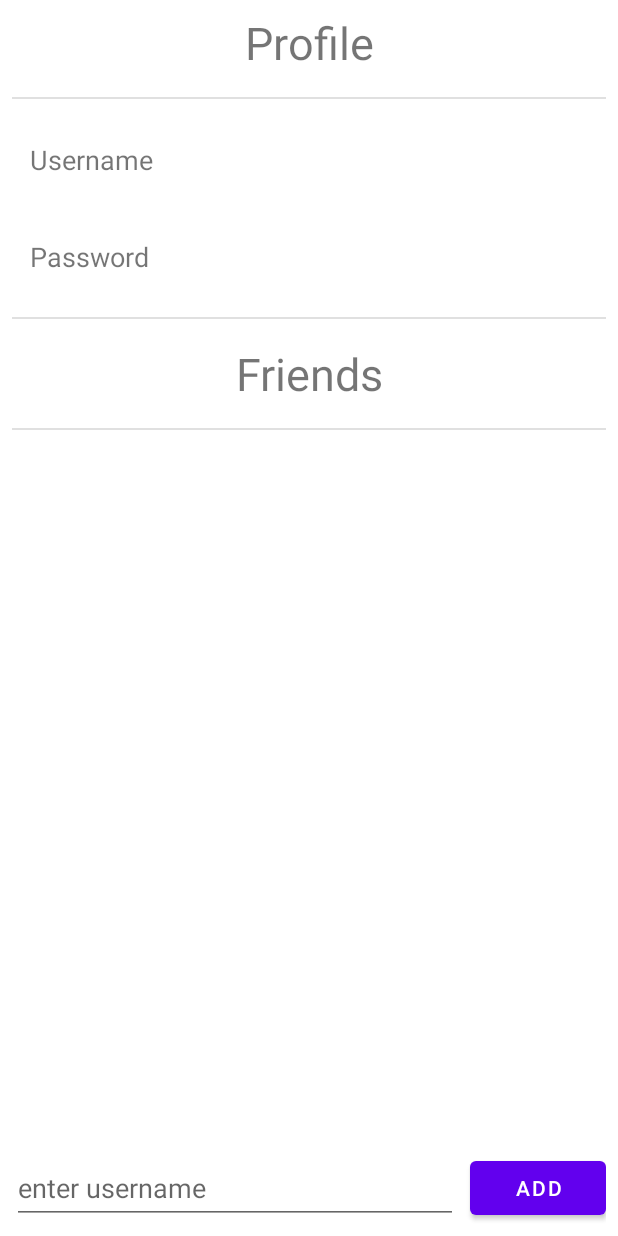
After one commit to malikendsley/QuipSwap, an Android app: the layout fragment_new_profile.xml on its own in the app's theme, with its tools: preview values and no code run, on a phone screen of 412 x 824 dp. The commit adds this screen. Run offline under Robolectric (Android 15) with nearby library versions, the phone set to English and light mode, and no system bars.

Commit message:
Cleaning, merge friends, profile, adding, XML not yet used

```diff
--- a/app/src/main/java/com/malikendsley/quipswap/FriendRequestsActivity.java
+++ b/app/src/main/java/com/malikendsley/quipswap/FriendRequestsActivity.java
@@ -44,7 +44,7 @@ public class FriendRequestsActivity extends AppCompatActivity {
     @Override
     protected void onCreate(Bundle savedInstanceState) {
         super.onCreate(savedInstanceState);
-        setContentView(R.layout.activity_friendrequests);
+        setContentView(R.layout.activity_friend_requests);
 
         //retrieve friend requests and populate
         mdb.retrieveFriendRequests(new RequestRetrieveListener() {
@@ -108,7 +108,7 @@ public class FriendRequestsActivity extends AppCompatActivity {
     @Override
     public boolean onCreateOptionsMenu(Menu menu) {
         final MenuInflater inflater = getMenuInflater();
-        inflater.inflate(R.menu.mainoverflowmenu, menu);
+        inflater.inflate(R.menu.menu_main, menu);
 
         return true;
     }
--- a/app/src/main/java/com/malikendsley/quipswap/MainActivity.java
+++ b/app/src/main/java/com/malikendsley/quipswap/MainActivity.java
@@ -115,7 +115,7 @@ public class MainActivity extends AppCompatActivity {
 
     @Override
     public boolean onCreateOptionsMenu(Menu menu) {
-        getMenuInflater().inflate(R.menu.mainoverflowmenu, menu);
+        getMenuInflater().inflate(R.menu.menu_main, menu);
         return true;
     }
 
--- a/app/src/main/java/com/malikendsley/quipswap/MakeQuipActivity.java
+++ b/app/src/main/java/com/malikendsley/quipswap/MakeQuipActivity.java
@@ -95,7 +95,7 @@ public class MakeQuipActivity extends AppCompatActivity {
     @Override
     public boolean onCreateOptionsMenu(Menu menu) {
         MenuInflater menuInflater = getMenuInflater();
-        menuInflater.inflate(R.menu.paint_menu, menu);
+        menuInflater.inflate(R.menu.menu_paint, menu);
         return super.onCreateOptionsMenu(menu);
     }
 
--- /dev/null
+++ b/app/src/main/res/layout/fragment_new_profile.xml
@@ -0,0 +1,128 @@
+<?xml version="1.0" encoding="utf-8"?>
+<RelativeLayout xmlns:android="http://schemas.android.com/apk/res/android"
+    android:layout_width="match_parent"
+    android:layout_height="match_parent">
+
+    <TextView
+        android:id="@+id/loggedInText"
+        android:layout_width="match_parent"
+        android:layout_height="wrap_content"
+        android:layout_alignParentTop="true"
+        android:layout_marginStart="8dp"
+        android:layout_marginTop="8dp"
+        android:layout_marginEnd="8dp"
+        android:layout_marginBottom="8dp"
+        android:gravity="center"
+        android:text="@string/profile"
+        android:textSize="30sp" />
+
+    <com.google.android.material.divider.MaterialDivider
+        android:id="@+id/profileDivider1"
+        android:layout_width="wrap_content"
+        android:layout_height="wrap_content"
+        android:layout_below="@id/loggedInText"
+        android:layout_margin="8dp" />
+
+    <TextView
+        android:id="@id/usernameLabel"
+        android:layout_width="wrap_content"
+        android:layout_height="wrap_content"
+        android:layout_below="@id/profileDivider1"
+        android:layout_alignParentStart="true"
+        android:layout_margin="20dp"
+        android:gravity="center_vertical"
+        android:text="@string/username"
+        android:textSize="18sp" />
+
+    <TextView
+        android:id="@+id/usernameText"
+        android:layout_width="wrap_content"
+        android:layout_height="wrap_content"
+        android:layout_alignBaseline="@id/usernameLabel"
+        android:layout_margin="10dp"
+        android:layout_toEndOf="@id/usernameLabel"
+        android:text=""
+        android:textSize="18sp" />
+
+    <TextView
+        android:id="@+id/passwordLabel"
+        android:layout_width="wrap_content"
+        android:layout_height="wrap_content"
+        android:layout_below="@id/usernameLabel"
+        android:layout_alignParentStart="true"
+        android:layout_margin="20dp"
+        android:gravity="center_vertical"
+        android:text="@string/password"
+        android:textSize="18sp" />
+
+    <TextView
+        android:id="@+id/passwordText"
+        android:layout_width="wrap_content"
+        android:layout_height="wrap_content"
+        android:layout_alignBaseline="@id/passwordLabel"
+        android:layout_margin="10dp"
+        android:layout_toEndOf="@id/passwordLabel"
+        android:text=""
+        android:textSize="18sp" />
+
+    <com.google.android.material.divider.MaterialDivider
+        android:id="@+id/profileDivider2"
+        android:layout_width="wrap_content"
+        android:layout_height="wrap_content"
+        android:layout_below="@id/passwordLabel"
+        android:layout_margin="8dp" />
+
+    <TextView
+        android:id="@+id/friendsTitleText"
+        android:layout_width="match_parent"
+        android:layout_height="wrap_content"
+        android:layout_below="@id/profileDivider2"
+        android:layout_margin="8dp"
+        android:gravity="center"
+        android:text="@string/friends"
+        android:textSize="30sp" />
+
+    <com.google.android.material.divider.MaterialDivider
+        android:id="@+id/profileDivider3"
+        android:layout_width="wrap_content"
+        android:layout_height="wrap_content"
+        android:layout_below="@+id/friendsTitleText"
+        android:layout_margin="8dp" />
+
+    <androidx.recyclerview.widget.RecyclerView
+        android:id="@+id/friendList"
+        android:layout_width="match_parent"
+        android:layout_height="wrap_content"
+        android:layout_below="@id/profileDivider3"
+        android:layout_above="@id/addFriendSection"/>
+
+    <LinearLayout
+        android:id="@+id/addFriendSection"
+        android:layout_width="match_parent"
+        android:layout_height="wrap_content"
+        android:layout_alignParentBottom="true"
+        android:layout_margin="8dp"
+        android:orientation="horizontal">
+
+        <EditText
+            android:id="@+id/friendSearchUsername"
+            android:layout_width="match_parent"
+            android:layout_height="match_parent"
+            android:layout_weight="1"
+            android:autofillHints="username"
+            android:hint="@string/enter_username"
+            android:imeOptions="actionDone"
+            android:inputType="text" />
+
+        <Button
+            android:id="@+id/addFriendButton"
+            android:layout_width="match_parent"
+            android:layout_height="wrap_content"
+            android:layout_marginStart="8dp"
+            android:layout_weight="3"
+            android:singleLine="true"
+            android:text="@string/add" />
+
+    </LinearLayout>
+
+</RelativeLayout>
--- a/app/src/main/res/values/strings.xml
+++ b/app/src/main/res/values/strings.xml
@@ -19,4 +19,8 @@
     <string name="back">Back</string>
     <string name="friend_requests">Friend Requests</string>
     <string name="you_have_no_pending_friend_requests">You have no pending friend requests.</string>
+    <string name="friends">Friends</string>
+    <string name="add">Add</string>
+    <string name="enter_username">enter username</string>
+    <string name="profile">Profile</string>
 </resources>
```
Also changed, not shown: app/src/main/java/com/malikendsley/firebaseutils/FirebaseHandler.java (+14 -4 lines), app/src/main/java/com/malikendsley/firebaseutils/interfaces/UserRetrievedListener.java (added, +11 -0 lines), app/src/main/java/com/malikendsley/quipswap/navfragments/NewProfileFragment.java (added, +211 -0 lines), app/src/main/res/layout/activity_sign_up.xml (+5 -4 lines), app/src/main/res/layout/activity_friend_requests.xml (renamed from app/src/main/res/layout/activity_friendrequests.xml), app/src/main/res/menu/menu_main.xml (renamed from app/src/main/res/menu/mainoverflowmenu.xml), app/src/main/res/menu/menu_paint.xml (renamed from app/src/main/res/menu/paint_menu.xml).
